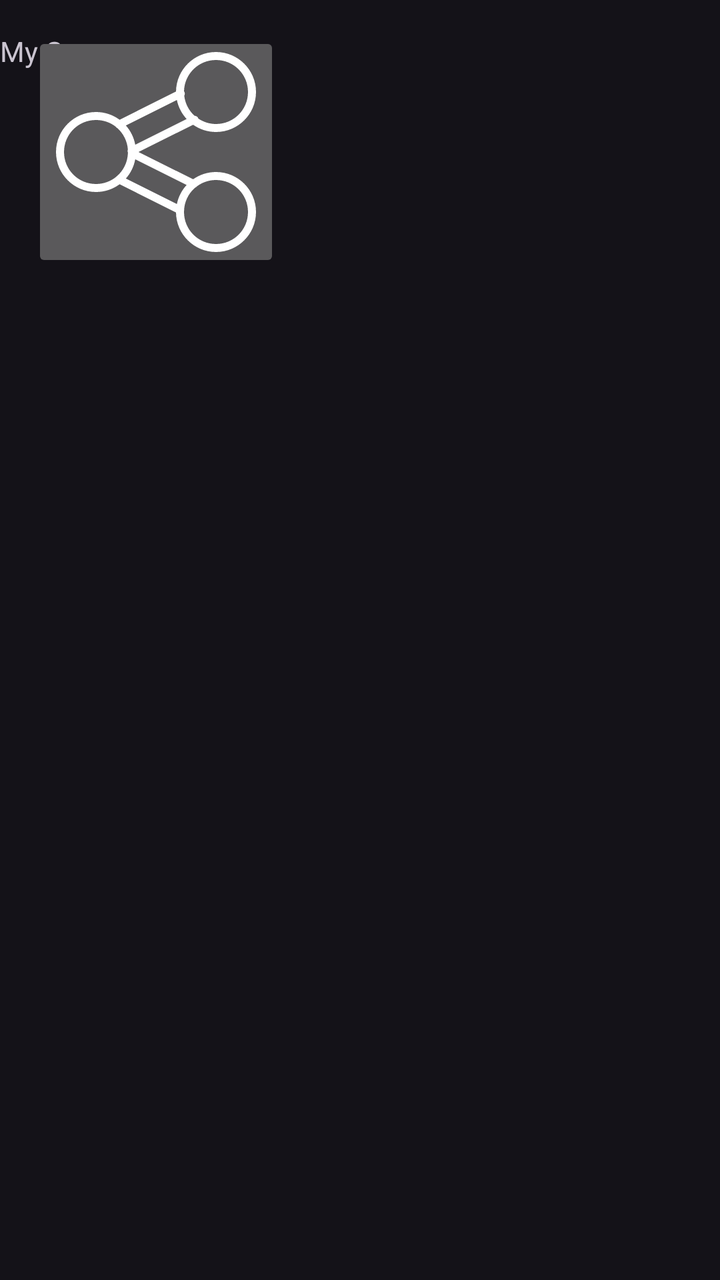
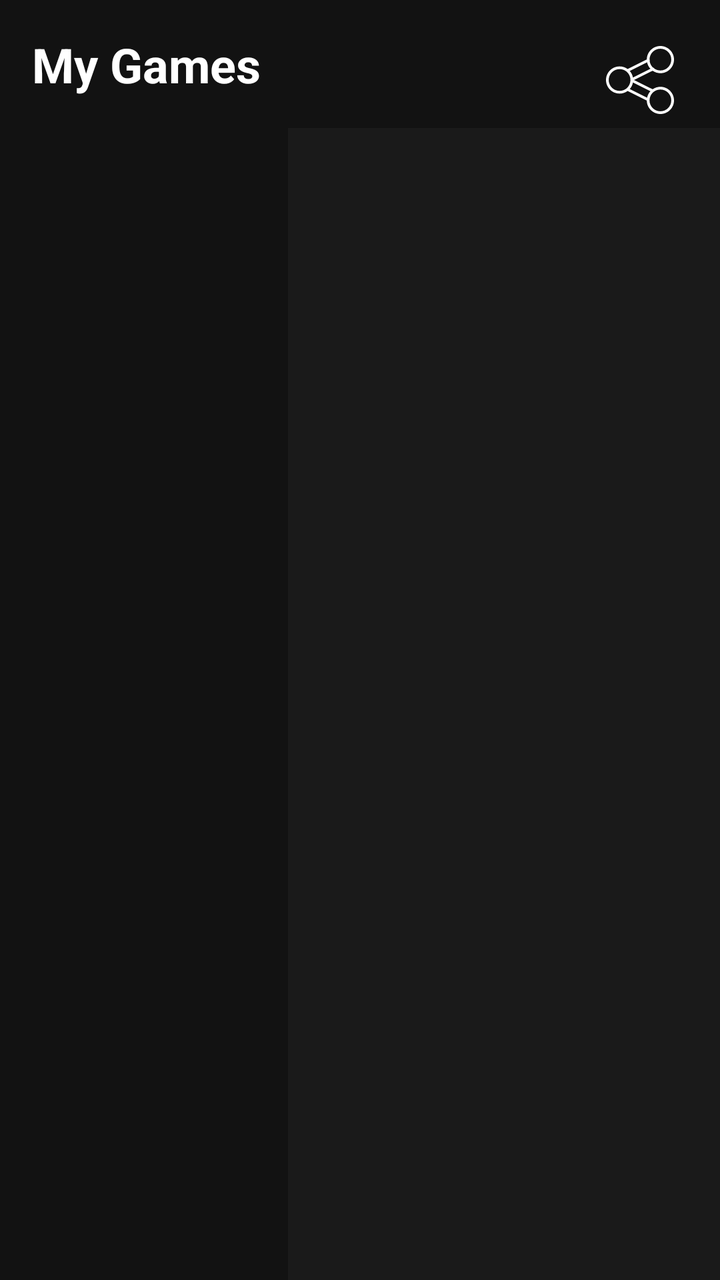

Compare the two renders of this Android layout. The source of the first and the diff that turns it into the second are given below.
<!-- AndroidManifest.xml: application theme Theme.PMDM_P1_GameApp -->
<!-- res/layout/fragment_my_games.xml -->
<?xml version="1.0" encoding="utf-8"?>
<FrameLayout xmlns:android="http://schemas.android.com/apk/res/android"
    xmlns:tools="http://schemas.android.com/tools"
    android:layout_width="match_parent"
    android:layout_height="match_parent"
    tools:context=".ui.fragments.MyGamesFragment">

    
    <TextView
        android:id="@+id/txt_mygames"
        android:layout_width="wrap_content"
        android:layout_height="wrap_content"
        android:layout_marginTop="16dp"
        android:text="@string/my_games"/>

    
    <ImageButton
        android:id="@+id/btn_share"
        android:layout_width="wrap_content"
        android:layout_height="wrap_content"
        android:layout_marginTop="16dp"
        android:layout_marginStart="16dp"
        android:layout_marginEnd="16dp"
        android:scaleType="centerCrop"
        android:src="@drawable/share"

        />

    <androidx.recyclerview.widget.RecyclerView
        android:id="@+id/rv_mygames"
        android:layout_width="match_parent"
        android:layout_height="0dp"
      />



</FrameLayout>
<!-- resources referenced by this layout -->
<resources>
  <!-- drawable share (drawable) -->
  <vector xmlns:android="http://schemas.android.com/apk/res/android"
      android:width="100dp"
      android:height="100dp"
      android:viewportWidth="50"
      android:viewportHeight="50">
    <path
        android:pathData="M40,0C34.531,0 30.066,4.422 30,9.875L15.906,16.938C14.25,15.719 12.207,15 10,15C4.488,15 0,19.488 0,25C0,30.512 4.488,35 10,35C12.207,35 14.25,34.281 15.906,33.063L30,40.125C30.066,45.578 34.531,50 40,50C45.512,50 50,45.512 50,40C50,34.488 45.512,30 40,30C37.875,30 35.902,30.676 34.281,31.813L20.625,25L34.281,18.188C35.902,19.324 37.875,20 40,20C45.512,20 50,15.512 50,10C50,4.488 45.512,0 40,0ZM40,2C44.43,2 48,5.57 48,10C48,14.43 44.43,18 40,18C38.363,18 36.859,17.492 35.594,16.656C35.469,16.238 35.09,15.949 34.656,15.938C34.652,15.934 34.629,15.941 34.625,15.938C33.23,14.676 32.293,12.91 32.063,10.938C32.273,10.586 32.25,10.141 32,9.813C32.102,5.473 35.633,2 40,2ZM30.219,12C30.59,13.809 31.449,15.438 32.656,16.75L19.813,23.188C19.473,21.359 18.656,19.711 17.469,18.375ZM10,17C11.852,17 13.555,17.609 14.906,18.656C14.918,18.664 14.926,18.68 14.938,18.688C14.945,18.707 14.957,18.73 14.969,18.75C15.055,18.855 15.16,18.938 15.281,19C15.285,19.004 15.309,18.996 15.313,19C16.809,20.328 17.797,22.223 17.969,24.344C17.855,24.617 17.867,24.926 18,25.188C17.98,25.27 17.969,25.352 17.969,25.438C17.848,27.656 16.84,29.629 15.281,31C15.188,31.059 15.102,31.133 15.031,31.219C13.656,32.332 11.914,33 10,33C5.57,33 2,29.43 2,25C2,20.57 5.57,17 10,17ZM19.813,26.813L32.656,33.25C31.449,34.563 30.59,36.191 30.219,38L17.469,31.625C18.656,30.289 19.473,28.641 19.813,26.813ZM40,32C44.43,32 48,35.57 48,40C48,44.43 44.43,48 40,48C35.57,48 32,44.43 32,40C32,37.594 33.047,35.434 34.719,33.969C34.742,33.949 34.762,33.93 34.781,33.906C34.785,33.902 34.809,33.91 34.813,33.906C34.973,33.84 35.113,33.73 35.219,33.594C36.555,32.598 38.199,32 40,32Z"
        android:fillColor="#FFFFFF"/>
  </vector>
  <string name="my_games">My Games</string>
  <style name="Theme.PMDM_P1_GameApp" parent="Base.Theme.PMDM_P1_GameApp" />
  <style name="Base.Theme.PMDM_P1_GameApp" parent="Theme.Material3.Dark.NoActionBar">
          
          
      </style>
</resources>

<!-- the commit's change to res/layout/fragment_my_games.xml (unified diff, before → after) -->
@@ -1,37 +1,67 @@
 <?xml version="1.0" encoding="utf-8"?>
-<FrameLayout xmlns:android="http://schemas.android.com/apk/res/android"
+<androidx.constraintlayout.widget.ConstraintLayout
+    xmlns:android="http://schemas.android.com/apk/res/android"
+    xmlns:app="http://schemas.android.com/apk/res-auto"
     xmlns:tools="http://schemas.android.com/tools"
     android:layout_width="match_parent"
     android:layout_height="match_parent"
+    android:background="#121212"
     tools:context=".ui.fragments.MyGamesFragment">
 
-    
     <TextView
-        android:id="@+id/txt_mygames"
+        android:id="@+id/txt_mygames_title"
         android:layout_width="wrap_content"
         android:layout_height="wrap_content"
-        android:layout_marginTop="16dp"
-        android:text="@string/my_games"/>
+        android:layout_margin="16dp"
+        android:text="@string/my_games"
+        android:textColor="@android:color/white"
+        android:textSize="24sp"
+        android:textStyle="bold"
+        app:layout_constraintStart_toStartOf="parent"
+        app:layout_constraintTop_toTopOf="parent" />
 
-    
     <ImageButton
         android:id="@+id/btn_share"
-        android:layout_width="wrap_content"
-        android:layout_height="wrap_content"
-        android:layout_marginTop="16dp"
-        android:layout_marginStart="16dp"
-        android:layout_marginEnd="16dp"
-        android:scaleType="centerCrop"
+        android:layout_width="48dp"
+        android:layout_height="48dp"
+        android:layout_margin="16dp"
+        android:background="?attr/selectableItemBackgroundBorderless"
         android:src="@drawable/share"
-
-        />
+        android:scaleType="fitXY"
+        android:padding="7dp"
+        android:contentDescription="@string/share"
+        app:layout_constraintEnd_toEndOf="parent"
+        app:layout_constraintTop_toTopOf="parent"
+        app:tint="@android:color/white" />
 
     <androidx.recyclerview.widget.RecyclerView
         android:id="@+id/rv_mygames"
-        android:layout_width="match_parent"
+        android:layout_width="0dp"
         android:layout_height="0dp"
-      />
+        android:layout_marginTop="16dp"
+        app:layout_constraintBottom_toBottomOf="parent"
+        app:layout_constraintEnd_toStartOf="@+id/guideline_vertical"
+        app:layout_constraintStart_toStartOf="parent"
+        app:layout_constraintTop_toBottomOf="@id/txt_mygames_title"
+        tools:listitem="@android:layout/simple_list_item_1" />
 
+    <androidx.constraintlayout.widget.Guideline
+        android:id="@+id/guideline_vertical"
+        android:layout_width="wrap_content"
+        android:layout_height="wrap_content"
+        android:orientation="vertical"
+        app:layout_constraintGuide_percent="0.4" />
 
+    <FrameLayout
+        android:id="@+id/container_blog"
+        android:layout_width="0dp"
+        android:layout_height="0dp"
+        android:background="#1A1A1A"
+        app:layout_constraintBottom_toBottomOf="parent"
+        app:layout_constraintEnd_toEndOf="parent"
+        app:layout_constraintStart_toEndOf="@id/guideline_vertical"
+        app:layout_constraintTop_toBottomOf="@id/btn_share">
 
-</FrameLayout>
+    </FrameLayout>
+
+</androidx.constraintlayout.widget.ConstraintLayout>
<!-- resource entries referenced after the edit -->
@@ -11,6 +11,7 @@
         android:fillColor="#FFFFFF"/>
   </vector>
   <string name="my_games">My Games</string>
+  <string name="share">Share</string>
   <style name="Theme.PMDM_P1_GameApp" parent="Base.Theme.PMDM_P1_GameApp" />
   <style name="Base.Theme.PMDM_P1_GameApp" parent="Theme.Material3.Dark.NoActionBar">
           
